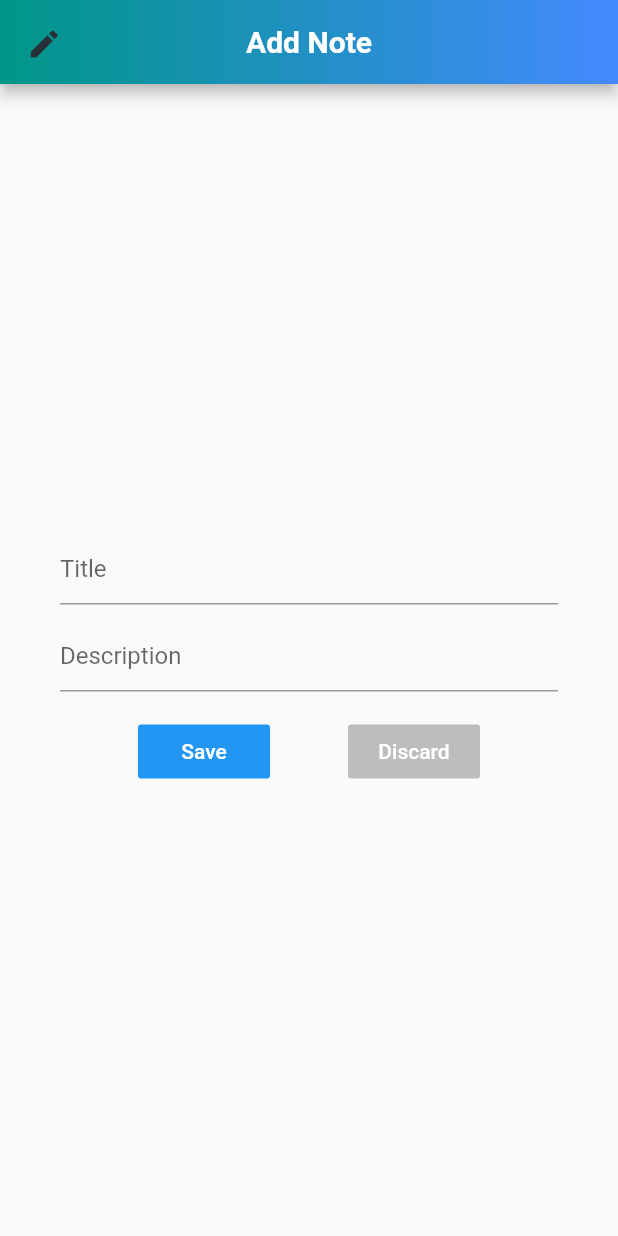
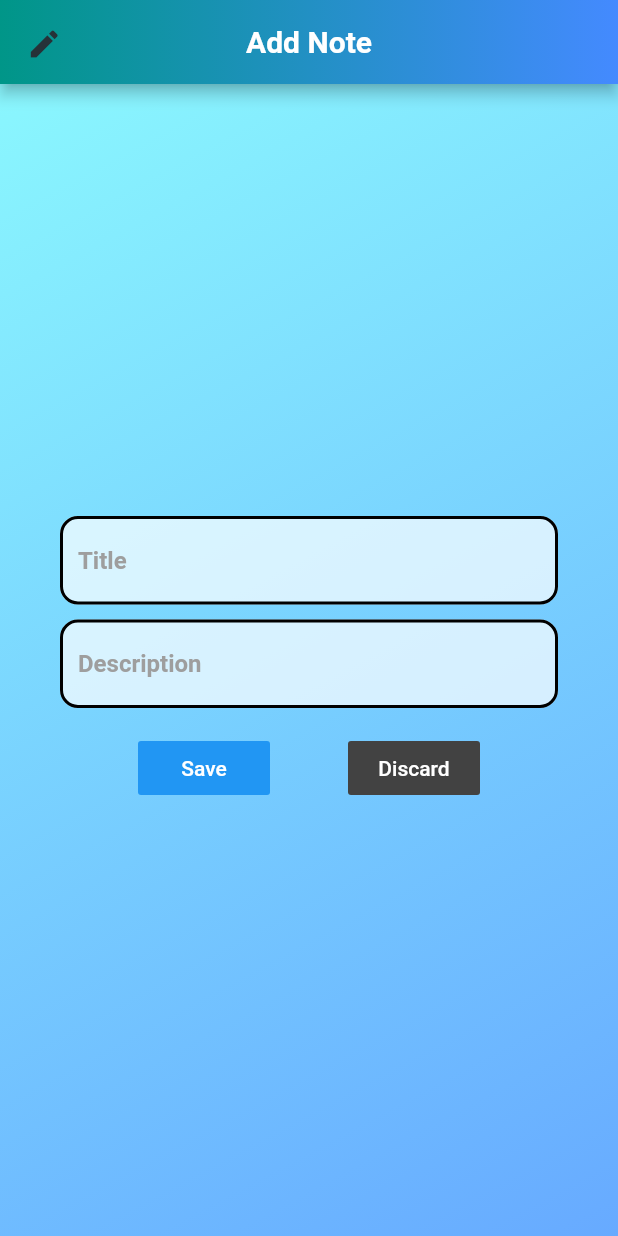
Before and after one commit to pragyakashyap/notes-app, a Flutter app: the screen it shows after launch, after a tap on "Create Note", on a phone screen of 412 x 824 dp. Run offline on Flutter 3.47's test engine with Material 2 defaults, Android fonts, the phone set to English and light mode, and no system bars; our stand-ins replace get_it, gradient_app_bar; network calls fail.

Commit message:
Modified UI

```diff
--- a/lib/main.dart
+++ b/lib/main.dart
@@ -17,11 +17,10 @@ class MyApp extends StatelessWidget {
     return MaterialApp(
       debugShowCheckedModeBanner: false,
       title:"Notes",
-      home:Scaffold(
-        backgroundColor: Colors.black,
-        body: NoteList(),
-      )
+      home:
+      NoteList(),
+      );
 
-    );
+
   }
 }
--- a/lib/note.dart
+++ b/lib/note.dart
@@ -51,6 +51,7 @@ class _NoteState extends State<Note> {
   @override
   Widget build(BuildContext context) {
     return Scaffold(
+        //backgroundColor: Color(0xFF2FA1B6),
         appBar: GradientAppBar(
           centerTitle: true,
           gradient: LinearGradient(colors: [Colors.teal, Colors.blueAccent]),
@@ -69,7 +70,15 @@ class _NoteState extends State<Note> {
             ),
           ),
         ),
-      body: Padding(
+        body: Container(
+          decoration: BoxDecoration(
+              gradient: LinearGradient(
+                  colors: [Color(0xFF8AF7FE), Color(0xFF67AAFF)],
+                  begin: FractionalOffset.topLeft,
+                  end: FractionalOffset.bottomRight,
+                  stops: [0.0, 1.0],
+                  tileMode: TileMode.clamp)),
+          child: Padding(
             padding: const EdgeInsets.all(40.0),
             child: _isLoading
                 ? Center(child: CircularProgressIndicator())
@@ -78,14 +87,49 @@ class _NoteState extends State<Note> {
                     children: [
                       TextField(
                         controller: _titleController,
+                        // decoration: InputDecoration(
+                        //   hintText: "Title",
+                        // ),
+                        autocorrect: true,
                         decoration: InputDecoration(
-                      hintText: "Title",
+                          hintText: 'Title',
+                          hintStyle: TextStyle(color: Colors.grey,fontWeight: FontWeight.bold),
+                          filled: true,
+                          fillColor: Colors.white70,
+                          enabledBorder: OutlineInputBorder(
+                            borderRadius:
+                                BorderRadius.all(Radius.circular(12.0)),
+                            borderSide:
+                                BorderSide(color: Colors.black, width: 2),
+                          ),
+                          focusedBorder: OutlineInputBorder(
+                            borderRadius:
+                                BorderRadius.all(Radius.circular(10.0)),
+                            borderSide: BorderSide(color: Colors.red),
+                          ),
                         ),
                       ),
                       Container(height: 10),
                       TextField(
                         controller: _contentController,
-                    decoration: InputDecoration(hintText: "Description"),
+                        //decoration: InputDecoration(hintText: "Description"),
+                        autocorrect: true,
+                        decoration: InputDecoration(
+                          hintText: 'Description',
+                          hintStyle: TextStyle(color: Colors.grey,fontWeight: FontWeight.bold),
+                          filled: true,
+                          fillColor: Colors.white70,
+                          enabledBorder: OutlineInputBorder(
+                            borderRadius:
+                                BorderRadius.all(Radius.circular(12.0)),
+                            borderSide: BorderSide(color: Colors.black, width: 2),
+                          ),
+                          focusedBorder: OutlineInputBorder(
+                            borderRadius:
+                                BorderRadius.all(Radius.circular(10.0)),
+                            borderSide: BorderSide(color: Colors.red),
+                          ),
+                        ),
                       ),
                       Container(height: 16.0),
                       Row(
@@ -112,7 +156,7 @@ class _NoteState extends State<Note> {
                                   _isLoading = false;
                                 });
 
-                            final title = 'Saving...';
+                                //final title = 'Saving...';
                                 final text = result.error
                                     ? (result.errmessage ?? "Error occured")
                                     : "Note updated !";
@@ -122,18 +166,20 @@ class _NoteState extends State<Note> {
                                     context: context,
                                     builder: (_) => AlertDialog(
                                           backgroundColor: Colors.blueGrey[200],
-                                      titlePadding: EdgeInsets.all(15),
+                                          contentPadding:
+                                              EdgeInsets.only(top: 16),
                                           shape: RoundedRectangleBorder(
                                               borderRadius: BorderRadius.all(
                                                   Radius.circular(20.0))),
-                                      title: Center(
-                                        child: Text(
-                                          title,
-                                          style: TextStyle(fontSize: 25),
-                                        ),
-                                      ),
+                                          //title: Center(
+                                          // child: Text(
+                                          //   title,
+                                          //   style: TextStyle(fontSize: 25),
+                                          // ),
+
                                           content: Row(
-                                    mainAxisAlignment: MainAxisAlignment.center,
+                                            mainAxisAlignment:
+                                                MainAxisAlignment.center,
                                             crossAxisAlignment:
                                                 CrossAxisAlignment.center,
                                             children: [
@@ -141,10 +187,8 @@ class _NoteState extends State<Note> {
                                                 child: Text(
                                                   text,
                                                   textAlign: TextAlign.center,
-                                          style: TextStyle(
-                                      fontSize: 19.5
-                                    ),
-
+                                                  style:
+                                                      TextStyle(fontSize: 19.5),
                                                 ),
                                               )
                                             ],
@@ -153,7 +197,8 @@ class _NoteState extends State<Note> {
                                             FlatButton(
                                               shape: RoundedRectangleBorder(
                                                   borderRadius:
-                                                  BorderRadius.circular(30.0)),
+                                                      BorderRadius.circular(
+                                                          30.0)),
                                               color: Colors.blue,
                                               onPressed: () {
                                                 Navigator.of(context).pop();
@@ -185,7 +230,7 @@ class _NoteState extends State<Note> {
                                   _isLoading = false;
                                 });
 
-                            final title = 'Saving...';
+                                //final title = 'Saving...';
                                 final text = result.error
                                     ? (result.errmessage ?? "Error occured")
                                     : "Note created !";
@@ -195,15 +240,17 @@ class _NoteState extends State<Note> {
                                     context: context,
                                     builder: (_) => AlertDialog(
                                           backgroundColor: Colors.blueGrey[200],
-
-                                      titlePadding: EdgeInsets.all(15),
+                                          contentPadding:
+                                              EdgeInsets.only(top: 16),
+                                          //titlePadding: EdgeInsets.all(15),
                                           shape: RoundedRectangleBorder(
                                               borderRadius: BorderRadius.all(
                                                   Radius.circular(20.0))),
-                                      title: Center(child: Text(title,style: TextStyle(
-                                          fontSize: 25,),)),
+                                          // title: Center(child: Text(title,style: TextStyle(
+                                          //fontSize: 25,),)),
                                           content: Row(
-                                    mainAxisAlignment: MainAxisAlignment.center,
+                                            mainAxisAlignment:
+                                                MainAxisAlignment.center,
                                             crossAxisAlignment:
                                                 CrossAxisAlignment.center,
                                             children: [
@@ -211,9 +258,8 @@ class _NoteState extends State<Note> {
                                                 child: Text(
                                                   text,
                                                   textAlign: TextAlign.center,
-                                          style: TextStyle(
-                                      fontSize: 19.5
-                                    ),
+                                                  style:
+                                                      TextStyle(fontSize: 19.5),
                                                 ),
                                               )
                                             ],
@@ -222,7 +268,8 @@ class _NoteState extends State<Note> {
                                             FlatButton(
                                               shape: RoundedRectangleBorder(
                                                   borderRadius:
-                                                BorderRadius.circular(30.0)),
+                                                      BorderRadius.circular(
+                                                          30.0)),
                                               color: Colors.blue,
                                               onPressed: () {
                                                 Navigator.of(context).pop();
@@ -238,7 +285,7 @@ class _NoteState extends State<Note> {
                               }
                             },
                           ),
-                      _NoteButton("Discard", Colors.grey[400], () {
+                          _NoteButton("Discard", Colors.grey[800], () {
                             Navigator.pop(context);
                           }),
                         ],
@@ -246,7 +293,8 @@ class _NoteState extends State<Note> {
                     ],
                   ),
           ),
-    );
+        ));
+    // );
   }
 }
 
--- a/lib/note_list.dart
+++ b/lib/note_list.dart
@@ -38,7 +38,7 @@ class _NoteListState extends State<NoteList> {
   @override
   Widget build(BuildContext context) {
     return Scaffold(
-      backgroundColor: Colors.white,
+     //backgroundColor: Color.fromRGBO(48, 137, 171, 2),
       appBar: GradientAppBar(
         centerTitle: true,
         gradient: LinearGradient(colors: [Colors.blueAccent, Colors.teal]),
@@ -53,11 +53,21 @@ class _NoteListState extends State<NoteList> {
               fontWeight: FontWeight.bold, color: Colors.blueGrey[900]),
         ),
       ),
-      body: Builder(
+      body: Container(
+        decoration: BoxDecoration(
+          gradient: LinearGradient(colors: [Color(0xFFC2E9FB),Color(0xFF2EB0BE)],
+          begin: FractionalOffset.topLeft,
+          end: FractionalOffset.bottomRight,
+          stops: [0.0,1.0],
+          tileMode: TileMode.clamp
+
+          )
+        ),
+        child: Builder(
           builder: (_) {
             if (_isloading) {
-           // return Center(child: CircularProgressIndicator());
-            return Center(child: Image(image : NetworkImage('https://media.giphy.com/media/N256GFy1u6M6Y/giphy.gif',),fit: BoxFit.contain,));
+              return Center(child: CircularProgressIndicator());
+              //return Center(child: Image(image : NetworkImage('https://media.giphy.com/media/N256GFy1u6M6Y/giphy.gif',),fit: BoxFit.contain,));
             }
             if (_apiResponse.error) {
               return Center(child: Text(_apiResponse.errmessage));
@@ -73,14 +83,22 @@ class _NoteListState extends State<NoteList> {
                     onDismissed: (direction) {},
                     confirmDismiss: (direction) async {
                       final result = await showDialog(
+                       // child: CircularProgressIndicator(),
                           context: context, builder: (_) => DeleteNote());
                       if (result) {
+                        // setState(() {
+                        //   _isloading = true;
+                        // });
                         final deletedResult =
                             await service.deleteNote(_apiResponse.data[index].id);
+                        // setState(() {
+                        //   _isloading = false;
+                        // });
 
                         var message;
                         if (deletedResult != null && deletedResult.data == true) {
-                        message = "The Note was deleted successfully.";
+                          message = "The Note was deleted successfully ..";
+                          //_isloading = true;
                         } else {
                           message = deletedResult.errmessage ?? 'Error Occured';
                         }
@@ -90,33 +108,37 @@ class _NoteListState extends State<NoteList> {
                             context: context,
                             builder: (_) => AlertDialog(
                               backgroundColor: Colors.blueGrey[200],
-                            titlePadding: EdgeInsets.all(15),
+                              contentPadding: EdgeInsets.only(top: 16),
+                              //titlePadding: EdgeInsets.all(15),
                               shape: RoundedRectangleBorder(
                                   borderRadius: BorderRadius.all(
                                       Radius.circular(20.0))),
-                            title: Center(
-                              child: Text(
-                                'Deleting...',
-                                style: TextStyle(
-                                    fontSize: 25, color: Colors.red[900],fontWeight: FontWeight.bold),
-                              ),
-                            ),
-                            content: Row(
-                              mainAxisAlignment: MainAxisAlignment.center,
+                              // title: Center(
+                              //   child: Text(
+                              //     'Deleting...',
+                              //     style: TextStyle(
+                              //         fontSize: 25, color: Colors.red[900],fontWeight: FontWeight.bold),
+                              //   ),
+                              // ),
+                              content:
+                               Row(
+                                mainAxisAlignment: MainAxisAlignment.spaceBetween,
                                 crossAxisAlignment:
                                     CrossAxisAlignment.center,
                                 children: [
                                   Expanded(
-                                  child: Text(
+                                    child:
+                                    Text(
                                       message,
                                       textAlign: TextAlign.center,
                                       style: TextStyle(
                                         fontSize: 19.5,
-                                      fontWeight: FontWeight.bold
+                                        //fontWeight: FontWeight.bold
                                       ),
                                     ),
-                                )
-                              ],
+                                  ),
+                                  //Icon(Icons.done)
+                                ]
                              ),
                               actions: [
                                 FlatButton(
@@ -210,6 +232,7 @@ class _NoteListState extends State<NoteList> {
             );
           },
         ),
+      ),
       floatingActionButton: FloatingActionButton.extended(
         tooltip: 'Create a Note',
         backgroundColor: Colors.blueAccent[800],
--- a/lib/views/note_delete.dart
+++ b/lib/views/note_delete.dart
@@ -1,5 +1,6 @@
 import 'package:flutter/material.dart';
 //import 'package:giffy_dialog/giffy_dialog.dart';
+//import 'package:notes_app/note_list.dart';
 
 class DeleteNote extends StatelessWidget {
   @override
@@ -18,7 +19,7 @@ class DeleteNote extends StatelessWidget {
               mainAxisAlignment: MainAxisAlignment.spaceBetween,
               crossAxisAlignment: CrossAxisAlignment.center,
               children : <Widget>[
-                Icon(Icons.delete),
+                Icon(Icons.delete,color: Colors.red,),
                 Expanded(
                   child: Text(
                     'Do you want to delete ?',
```
Lines whose indentation alone changed are shown as unchanged.
